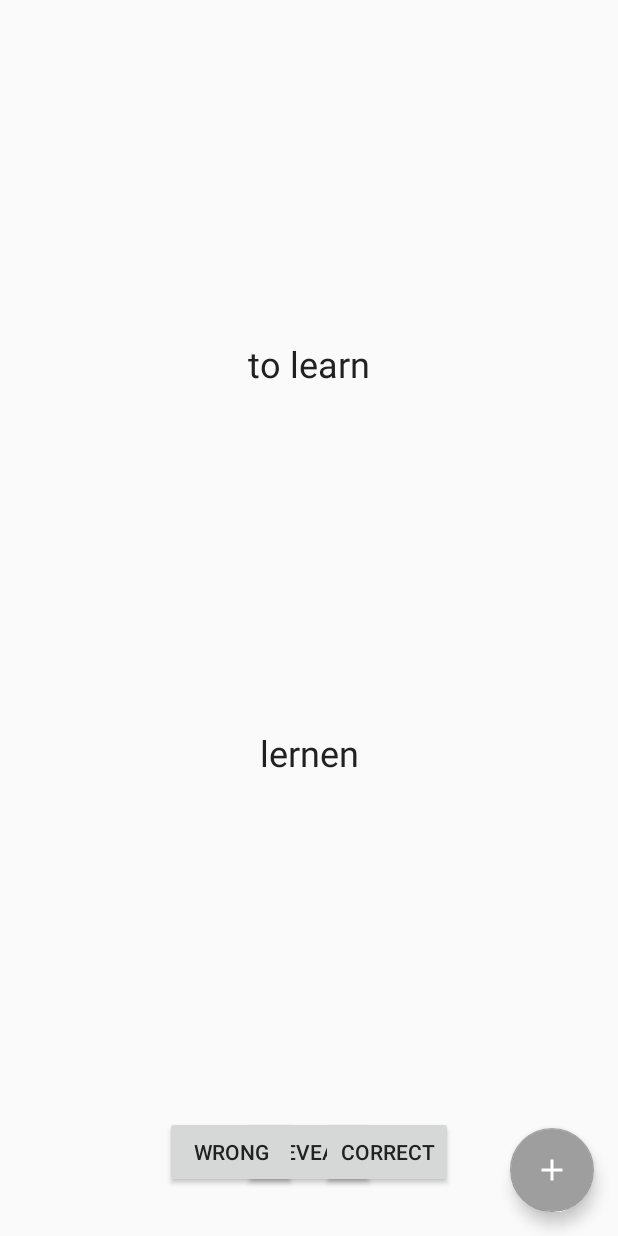
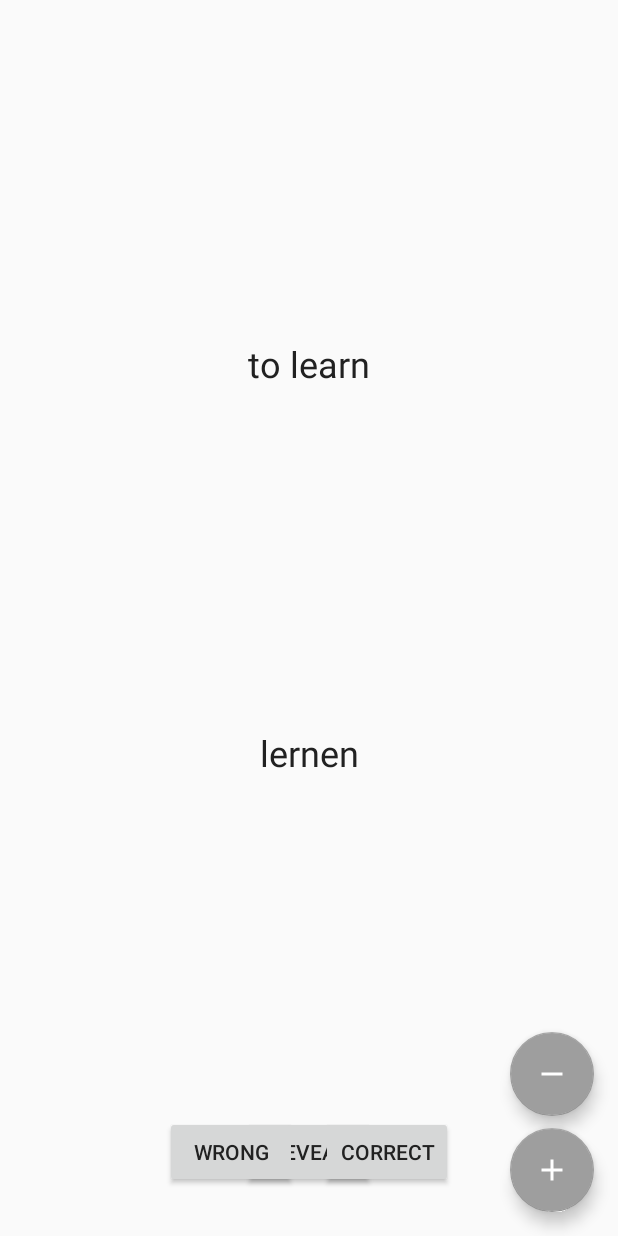
Before and after one commit to Lemao81/VocabularyTrainer, an Android app: the layout fragment_learn.xml on its own in the app's theme, with its tools: preview values and no code run, on a phone screen of 412 x 824 dp. Run offline under Robolectric (Android 15) with nearby library versions, the light colour scheme and no system bars.

Commit message:
add remove flashcard usecase + button

```diff
--- a/app/src/main/java/com/jueggs/vocabularytrainer/KoinModule.kt
+++ b/app/src/main/java/com/jueggs/vocabularytrainer/KoinModule.kt
@@ -15,7 +15,7 @@ import org.koin.dsl.module
 
 val koinModule = module {
     viewModel { AddFlashCardViewModel(get()) }
-    viewModel { LearnViewModel(get(), get(), get()) }
+    viewModel { LearnViewModel(get(), get(), get(), get()) }
     viewModel { NothingToLearnViewModel() }
     viewModel { SplashScreenViewModel(get()) }
 
@@ -25,6 +25,7 @@ val koinModule = module {
     single { DismissFlashCardWrongUseCase(get()) }
     single { ShowNextFlashCardUseCase(get(), get(), get(), get()) }
     single { AddFlashCardUseCase(get(), get()) }
+    single { RemoveFlashCardUseCase(get(), get()) }
     single { AppDatabase.getInstance(get()).getFlashCardDao() }
     single { Json(JsonConfiguration.Stable) }
 }
--- a/app/src/main/res/layout/fragment_learn.xml
+++ b/app/src/main/res/layout/fragment_learn.xml
@@ -75,6 +75,19 @@
             app:layout_constraintEnd_toEndOf="parent"
             app:layout_constraintStart_toEndOf="@+id/btnWrong" />
 
+        <com.google.android.material.floatingactionbutton.FloatingActionButton
+            android:id="@+id/fabRemoveFlashCard"
+            android:layout_width="wrap_content"
+            android:layout_height="wrap_content"
+            android:layout_marginEnd="16dp"
+            android:layout_marginBottom="8dp"
+            android:clickable="true"
+            android:focusable="true"
+            android:onClick="@{() -> viewModel.removeFlashCard()}"
+            app:layout_constraintBottom_toTopOf="@id/fabAddFlashCard"
+            app:layout_constraintEnd_toEndOf="parent"
+            app:srcCompat="@drawable/ic_remove_white_24dp" />
+
         <include
             android:id="@+id/fabAddFlashCard"
             layout="@layout/fab_add_flash_card"
--- a/database/src/main/java/com/jueggs/database/storagelayers/FlashCardDao.kt
+++ b/database/src/main/java/com/jueggs/database/storagelayers/FlashCardDao.kt
@@ -19,4 +19,7 @@ interface FlashCardDao {
 
     @Delete
     fun delete(card: FlashCardEntity)
+
+    @Query("DELETE FROM flash_card WHERE id = :id")
+    fun deleteById(id: Long)
 }
```
Also changed, not shown: app/src/main/java/com/jueggs/vocabularytrainer/usecases/RemoveFlashCardUseCase.kt (added, +18 -0 lines), app/src/main/java/com/jueggs/vocabularytrainer/viewmodels/LearnViewModel.kt (+10 -1 lines).
